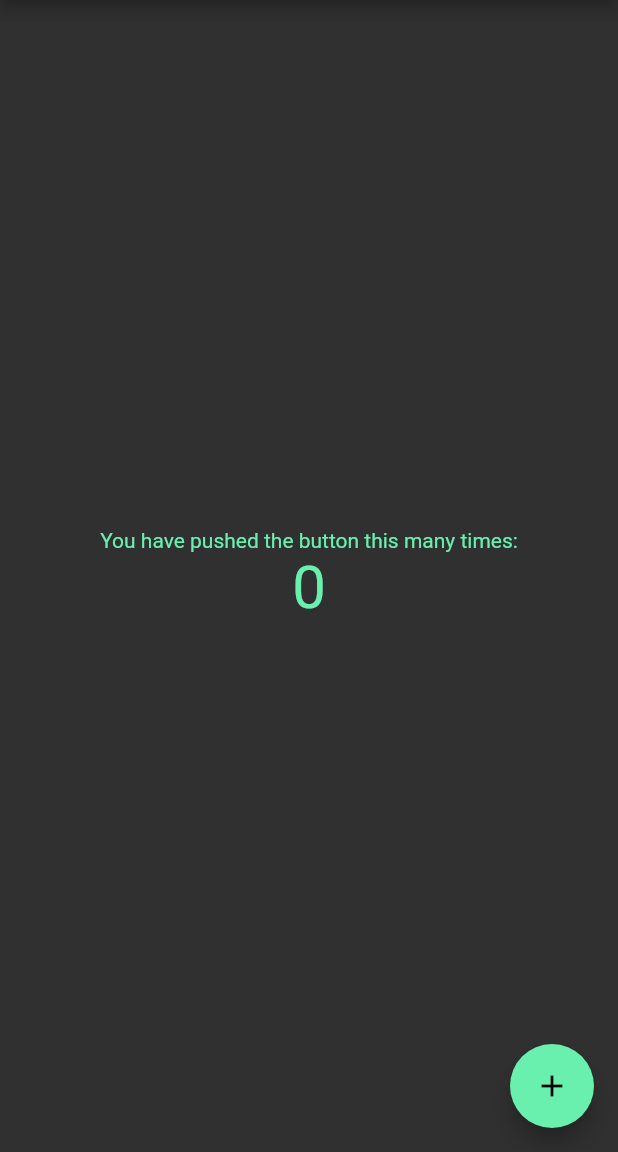
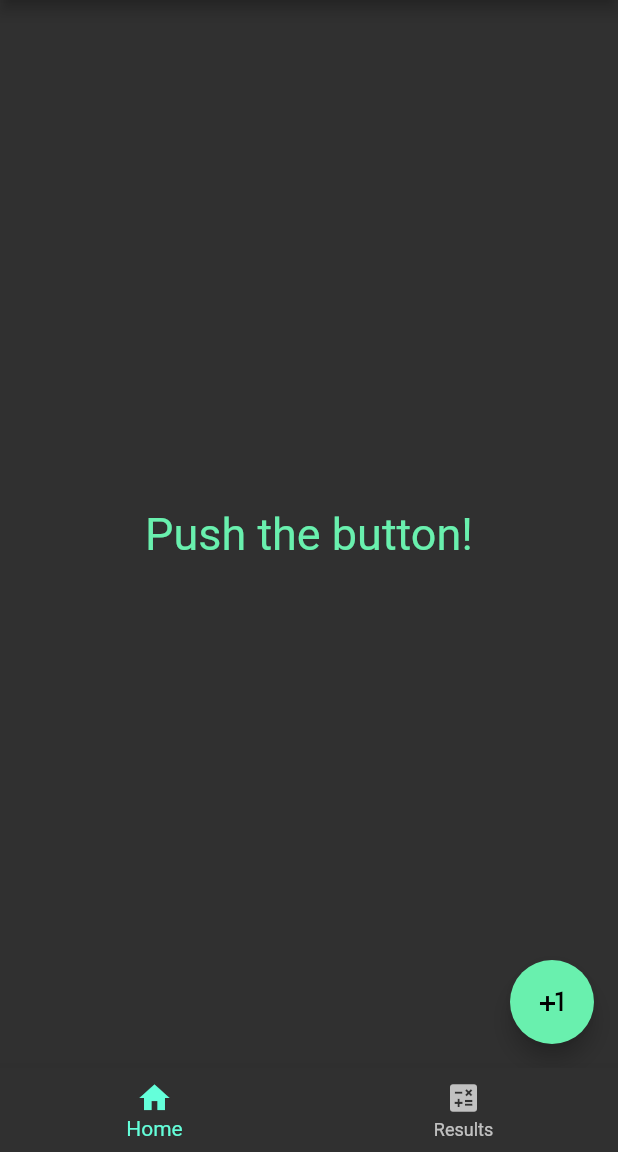
Before and after one commit to Hulltan/DSI-2020.2, a Flutter app: the screen it shows after launch, on a phone screen of 412 x 824 dp, the part 84-1236 px from its top. Run offline on Flutter 3.47's test engine with Material 2 defaults, Android fonts, the phone set to English and light mode, and no system bars.

Commit message:
Add BottomNavigationBar, Add Pageview system

```diff
--- a/lib/main.dart
+++ b/lib/main.dart
@@ -1,11 +1,11 @@
 import 'package:flutter/material.dart';
+import 'package:contador/pages.dart';
 
 void main() {
   runApp(MyApp());
 }
 
 class MyApp extends StatelessWidget {
-  // This widget is the root of your application.
   @override
   Widget build(BuildContext context) {
     return MaterialApp(
@@ -14,36 +14,25 @@ class MyApp extends StatelessWidget {
         brightness: Brightness.dark,
         primarySwatch: Colors.blue,
       ),
-      home: MyHomePage(title: 'Counter'),
+      home: HomePage(title: 'Counter'),
       debugShowCheckedModeBanner: false,
     );
   }
 }
 
-class MyHomePage extends StatefulWidget {
-  MyHomePage({Key key, this.title}) : super(key: key);
+class HomePage extends StatefulWidget {
+  HomePage({Key key, this.title}) : super(key: key);
 
   final String title;
 
   @override
-  _MyHomePageState createState() => _MyHomePageState();
+  _HomePageState createState() => _HomePageState();
 }
 
-class _MyHomePageState extends State<MyHomePage> {
-  int _counter = 0;
-
-  void _incrementCounter() {
-    ScaffoldMessenger.of(context).showSnackBar(
-      SnackBar(
-        content: Text('One more for counter!'),
-        duration: Duration(seconds: 1),
-        backgroundColor: Colors.greenAccent,
-      ),
-    );
-    setState(() {
-      _counter++;
-    });
-  }
+class _HomePageState extends State<HomePage> {
+  int _selectedItem = 0;
+  var _pages = [FirstPage(), SecondPage()];
+  var _pageController = PageController();
 
   @override
   Widget build(BuildContext context) {
@@ -57,31 +46,29 @@ class _MyHomePageState extends State<MyHomePage> {
         ),
         backgroundColor: Colors.greenAccent,
       ),
-      body: Center(
-        child: Column(
-          mainAxisAlignment: MainAxisAlignment.center,
-          children: <Widget>[
-            Text(
-              'You have pushed the button this many times:',
-              style: TextStyle(
-                color: Colors.greenAccent,
-              ),
-            ),
-            Text(
-              '$_counter',
-              style: TextStyle(
-                color: Colors.greenAccent,
-                fontSize: 40,
-              ),
-            ),
-          ],
-        ),
+      body: PageView(
+        physics: NeverScrollableScrollPhysics(),
+        children: _pages,
+        onPageChanged: (index) {
+          setState(() {
+            _selectedItem = index;
+          });
+        },
+        controller: _pageController,
       ),
-      floatingActionButton: FloatingActionButton(
-        onPressed: _incrementCounter,
-        backgroundColor: Colors.greenAccent,
-        tooltip: 'Increment',
-        child: Icon(Icons.add),
+      bottomNavigationBar: BottomNavigationBar(
+        items: <BottomNavigationBarItem>[
+          BottomNavigationBarItem(icon: Icon(Icons.home), label: 'Home'),
+          BottomNavigationBarItem(icon: Icon(Icons.calculate), label: 'Results'),
+        ],
+        currentIndex: _selectedItem,
+        onTap: (index) {
+          setState(() {
+            _selectedItem = index;
+            _pageController.animateToPage(_selectedItem,
+                duration: Duration(milliseconds: 300), curve: Curves.linear);
+          });
+        },
       ),
     );
   }
--- /dev/null
+++ b/lib/pages.dart
@@ -0,0 +1,86 @@
+import 'package:flutter/material.dart';
+
+int _counter = 0;
+
+class FirstPage extends StatefulWidget {
+  // const FirstPage({Key? key}) : super(key: key);
+
+  @override
+  _FirstPageState createState() => _FirstPageState();
+}
+
+class _FirstPageState extends State<FirstPage> {
+  void _incrementCounter() {
+    ScaffoldMessenger.of(context).showSnackBar(
+      SnackBar(
+        content: Text('One more for counter!'),
+        duration: Duration(milliseconds: 100),
+        backgroundColor: Colors.greenAccent,
+      ),
+    );
+    setState(() {
+      _counter++;
+    });
+  }
+
+  @override
+  Widget build(BuildContext context) {
+    return Scaffold(
+      body: Center(
+        child: Column(
+          mainAxisAlignment: MainAxisAlignment.center,
+          children: <Widget>[
+            Text(
+              'Push the button!',
+              style: TextStyle(
+                color: Colors.greenAccent,
+                fontSize: 30,
+              ),
+            ),
+          ],
+        ),
+      ),
+      floatingActionButton: FloatingActionButton(
+        onPressed: _incrementCounter,
+        backgroundColor: Colors.greenAccent,
+        tooltip: 'Increment',
+        child: Icon(Icons.plus_one),
+      ),
+    );
+  }
+}
+
+class SecondPage extends StatefulWidget {
+  // const SecondPage({Key? key}) : super(key: key);
+
+  @override
+  _SecondPageState createState() => _SecondPageState();
+}
+
+class _SecondPageState extends State<SecondPage> {
+  @override
+  Widget build(BuildContext context) {
+    return Scaffold(
+      body: Center(
+        child: Column(
+          mainAxisAlignment: MainAxisAlignment.center,
+          children: <Widget>[
+            Text(
+              'You have pushed the button this many times:',
+              style: TextStyle(
+                color: Colors.greenAccent,
+              ),
+            ),
+            Text(
+              '$_counter',
+              style: TextStyle(
+                color: Colors.greenAccent,
+                fontSize: 40,
+              ),
+            ),
+          ],
+        ),
+      ),
+    );
+  }
+}
```
